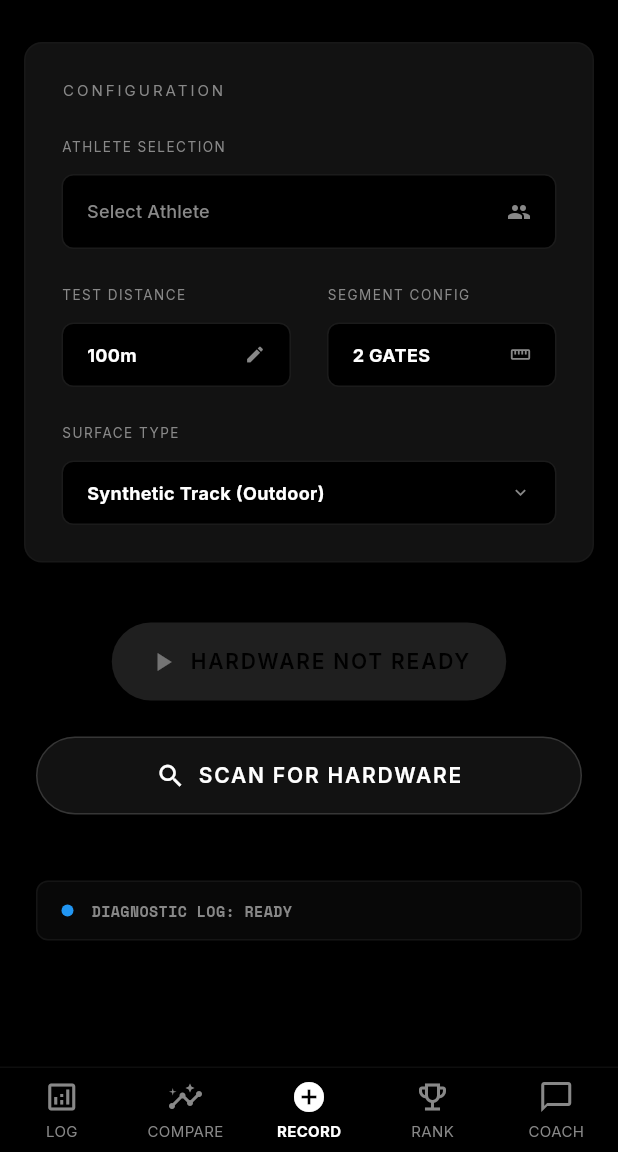
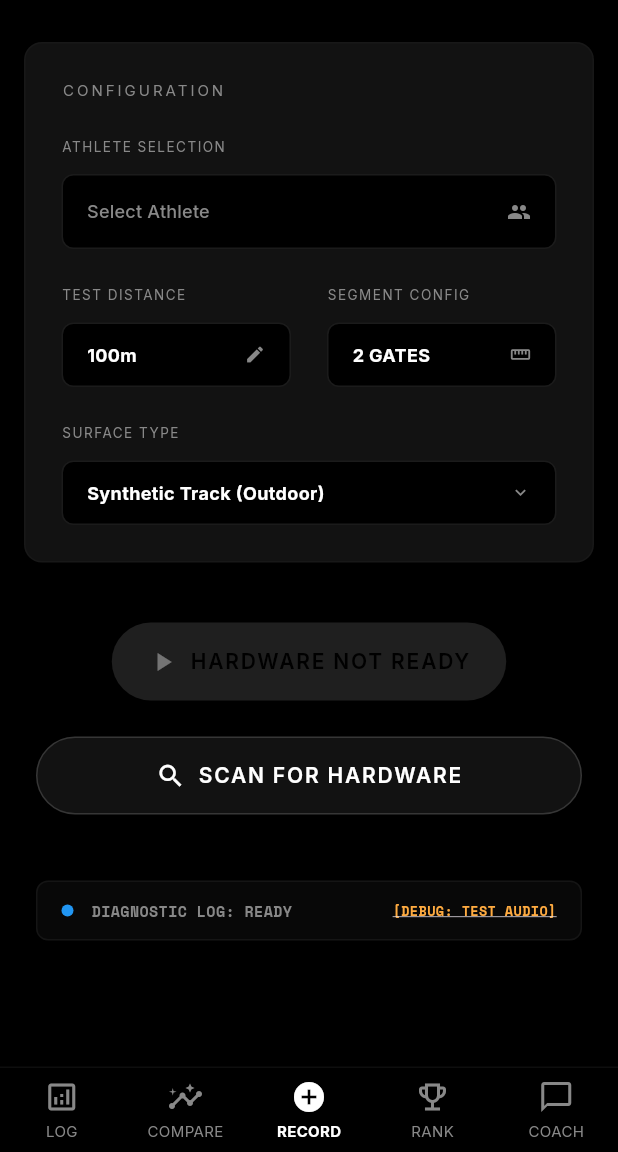
Before and after one commit to srs7b/track-timer-web, a Flutter app: the screen it shows after launch, item 3 of the bottom bar chosen, scrolled down 148 dp, on a phone screen of 412 x 824 dp, the part 84-1236 px from its top. Run offline on Flutter 3.47's test engine with Material 3 defaults, Android fonts, the phone set to English and light mode, and no system bars; our stand-ins replace audioplayers, fl_chart, flutter_blue_plus, flutter_markdown, google_fonts, google_generative_ai and 3 more; accounts and stored records are empty.

Commit message:
FEAT: Implement audio countdown (3-2-1-gunshot) and visual overlay on RecordScreen

```diff
--- a/lib/screens/chat_screen.dart
+++ b/lib/screens/chat_screen.dart
@@ -193,12 +193,12 @@ class _ChatScreenState extends State<ChatScreen> with SingleTickerProviderStateM
                 decoration: BoxDecoration(
                   shape: BoxShape.circle,
                   gradient: RadialGradient(colors: [
-                    VelocityColors.primary.withOpacity(0.4),
+                    Colors.white.withValues(alpha: 0.05),
                     Colors.transparent
                   ]),
                   boxShadow: [
                     BoxShadow(
-                      color: VelocityColors.primary.withOpacity(_isTyping ? 0.8 : 0.3),
+                      color: VelocityColors.primary.withValues(alpha: _isTyping ? 0.8 : 0.3),
                       blurRadius: _glowAnimation.value,
                       spreadRadius: _isTyping ? 10 : 2,
                     )
--- a/lib/screens/main_screen.dart
+++ b/lib/screens/main_screen.dart
@@ -36,7 +36,7 @@ class _MainScreenState extends State<MainScreen> {
         decoration: BoxDecoration(
           border: Border(
             top: BorderSide(
-              color: VelocityColors.textDim.withOpacity(0.1),
+              color: VelocityColors.textDim.withValues(alpha: 0.1),
               width: 1,
             ),
           ),
--- a/lib/screens/record_screen.dart
+++ b/lib/screens/record_screen.dart
@@ -1,6 +1,7 @@
 import 'dart:async';
 import 'package:flutter/material.dart';
 import 'package:flutter_blue_plus/flutter_blue_plus.dart';
+import 'package:audioplayers/audioplayers.dart';
 import '../services/database_service.dart';
 import '../models/user_model.dart';
 import '../models/run_model.dart';
@@ -20,6 +21,8 @@ class RecordScreen extends StatefulWidget {
 class _RecordScreenState extends State<RecordScreen> {
   final DatabaseService _db = DatabaseService();
   final BleService _bleService = BleService();
+  final AudioPlayer _audioPlayer = AudioPlayer();
+
   List<User> _users = [];
   User? _selectedUser;
   int _selectedDistance = 100;
@@ -31,6 +34,9 @@ class _RecordScreenState extends State<RecordScreen> {
   DateTime? _lastHeartbeat;
   bool _heartbeatPulse = false;
   int _hitCount = 0;
+
+  bool _isCountingDown = false;
+  int _countdownValue = 3;
 
   StreamSubscription? _connectionSub;
 
@@ -47,12 +53,18 @@ class _RecordScreenState extends State<RecordScreen> {
   void dispose() {
     _connectionSub?.cancel();
     _bleService.dispose();
+    _audioPlayer.dispose();
     super.dispose();
   }
 
   void _setupBleListeners() {
     _connectionSub = _bleService.connectionState.listen((state) {
-      if (mounted) setState(() => _connectionState = state);
+      if (mounted) {
+        setState(() => _connectionState = state);
+        if (state == BluetoothConnectionState.disconnected && _isCountingDown) {
+          setState(() => _isCountingDown = false);
+        }
+      }
     });
 
     _bleService.timingDataStream.listen((offsets) {
@@ -64,7 +76,12 @@ class _RecordScreenState extends State<RecordScreen> {
     });
 
     _bleService.deviceStatus.listen((status) {
-      if (mounted) setState(() => _deviceStatus = status);
+      if (mounted) {
+        setState(() => _deviceStatus = status);
+        if (status == BleDeviceStatus.disconnected && _isCountingDown) {
+          setState(() => _isCountingDown = false);
+        }
+      }
     });
 
     _bleService.heartbeatStream.listen((time) {
@@ -83,6 +100,43 @@ class _RecordScreenState extends State<RecordScreen> {
     _bleService.hitCount.listen((count) {
       if (mounted) setState(() => _hitCount = count);
     });
+  }
+
+  Future<void> _startCountdownSequence() async {
+    if (_isCountingDown) return;
+
+    setState(() {
+      _isCountingDown = true;
+      _countdownValue = 3;
+    });
+
+    for (int i = 3; i >= 1; i--) {
+      if (!_isCountingDown) return; // Sequence cancelled (e.g. disconnect)
+
+      setState(() => _countdownValue = i);
+      await _audioPlayer.play(AssetSource('audio/beep.mp3'));
+      await Future.delayed(const Duration(seconds: 1));
+    }
+
+    if (!_isCountingDown) return;
+
+    setState(() => _countdownValue = 0);
+    await _audioPlayer.play(AssetSource('audio/shot.mp3'));
+
+    // Trigger BLE Start immediately with the gunshot
+    await _bleService.sendStartCommand();
+
+    if (mounted) {
+      ScaffoldMessenger.of(context).showSnackBar(
+        const SnackBar(content: Text('START COMMAND SENT TO ARDUINO')),
+      );
+    }
+
+    // Brief delay to show "GO!" or just hide
+    await Future.delayed(const Duration(milliseconds: 500));
+    if (mounted) {
+      setState(() => _isCountingDown = false);
+    }
   }
 
   void _handleFinalTiming(List<int> offsets) {
@@ -368,18 +422,20 @@ class _RecordScreenState extends State<RecordScreen> {
       appBar: AppBar(
         title: Text('TRACK.TIME', style: VelocityTextStyles.technical.copyWith(color: VelocityColors.textBody, letterSpacing: 4)),
       ),
-      body: SingleChildScrollView(
-        padding: const EdgeInsets.symmetric(vertical: 24),
-        child: Column(
-          children: [
+      body: Stack(
+        children: [
+          SingleChildScrollView(
+            padding: const EdgeInsets.symmetric(vertical: 24),
+            child: Column(
+              children: [
             // Status Section
             Padding(
               padding: const EdgeInsets.symmetric(horizontal: 16),
               child: Row(
                 children: [
-                   Expanded(
+                  Expanded(
                     child: VelocityCard(
-                      borderColor: isConnected ? VelocityColors.primary.withOpacity(0.3) : null,
+                      borderColor: isConnected ? VelocityColors.primary.withValues(alpha: 0.3) : null,
                       glow: isConnected,
                       child: Column(
                         crossAxisAlignment: CrossAxisAlignment.start,
@@ -402,7 +458,7 @@ class _RecordScreenState extends State<RecordScreen> {
                     child: InkWell(
                       onTap: isConnected ? () => _bleService.disconnect() : null,
                       child: VelocityCard(
-                        borderColor: isConnected ? Colors.redAccent.withOpacity(0.3) : null,
+                        borderColor: isConnected ? Colors.redAccent.withValues(alpha: 0.3) : null,
                         child: Column(
                           crossAxisAlignment: CrossAxisAlignment.start,
                           children: [
@@ -432,7 +488,7 @@ class _RecordScreenState extends State<RecordScreen> {
                 decoration: BoxDecoration(
                   color: VelocityColors.surfaceLight,
                   borderRadius: BorderRadius.circular(12),
-                  border: Border.all(color: VelocityColors.textDim.withOpacity(0.05)),
+                  border: Border.all(color: VelocityColors.textDim.withValues(alpha: 0.05)),
                 ),
                 child: Column(
                   crossAxisAlignment: CrossAxisAlignment.start,
@@ -491,16 +547,13 @@ class _RecordScreenState extends State<RecordScreen> {
             Padding(
               padding: const EdgeInsets.symmetric(horizontal: 16),
               child: VelocityButton(
-                label: _deviceStatus == BleDeviceStatus.ready ? 'START SESSION' : 'HARDWARE NOT READY',
-                onPressed: _deviceStatus == BleDeviceStatus.ready ? () async {
-                  await _bleService.sendStartCommand();
-                  if (mounted) {
-                    ScaffoldMessenger.of(context).showSnackBar(
-                      const SnackBar(content: Text('START COMMAND SENT TO ARDUINO')),
-                    );
-                  }
-                } : null,
-                icon: Icons.play_arrow,
+                label: _isCountingDown
+                  ? 'GET READY...'
+                  : (_deviceStatus == BleDeviceStatus.ready ? 'START SESSION' : 'HARDWARE NOT READY'),
+                onPressed: (_deviceStatus == BleDeviceStatus.ready && !_isCountingDown)
+                  ? _startCountdownSequence
+                  : null,
+                icon: _isCountingDown ? Icons.timer : Icons.play_arrow,
               ),
             ),
 
@@ -533,9 +586,9 @@ class _RecordScreenState extends State<RecordScreen> {
                 width: double.infinity,
                 padding: const EdgeInsets.symmetric(horizontal: 16, vertical: 12),
                 decoration: BoxDecoration(
-                  color: Colors.white.withOpacity(0.03),
+                  color: Colors.white.withValues(alpha: 0.03),
                   borderRadius: BorderRadius.circular(8),
-                  border: Border.all(color: VelocityColors.textDim.withOpacity(0.1)),
+                  border: Border.all(color: VelocityColors.textDim.withValues(alpha: 0.1)),
                 ),
                 child: Row(
                   children: [
@@ -548,7 +601,7 @@ class _RecordScreenState extends State<RecordScreen> {
                           : (_deviceStatus == BleDeviceStatus.ready ? (_heartbeatPulse ? VelocityColors.primary : Colors.green) : Colors.blue),
                         shape: BoxShape.circle,
                         boxShadow: _heartbeatPulse ? [
-                          BoxShadow(color: VelocityColors.primary.withOpacity(0.5), blurRadius: 8, spreadRadius: 2)
+                          BoxShadow(color: VelocityColors.primary.withValues(alpha: 0.5), blurRadius: 8, spreadRadius: 2)
                         ] : null,
                       ),
                     ),
@@ -576,12 +629,24 @@ class _RecordScreenState extends State<RecordScreen> {
                                     ),
                                   ),
                                 ),
+                              const SizedBox(width: 12),
+                              InkWell(
+                                onTap: _startCountdownSequence,
+                                child: Text(
+                                  "[DEBUG: TEST AUDIO]",
+                                  style: VelocityTextStyles.technical.copyWith(
+                                    fontSize: 9,
+                                    color: Colors.orangeAccent,
+                                    decoration: TextDecoration.underline,
+                                  ),
+                                ),
+                              ),
                             ],
                           ),
                           if (_lastHeartbeat != null)
                             Text(
                               "LAST LIVE PING: ${_lastHeartbeat!.hour}:${_lastHeartbeat!.minute.toString().padLeft(2, '0')}:${_lastHeartbeat!.second.toString().padLeft(2, '0')}",
-                              style: VelocityTextStyles.technical.copyWith(fontSize: 8, color: VelocityColors.primary.withOpacity(0.5)),
+                              style: VelocityTextStyles.technical.copyWith(fontSize: 8, color: VelocityColors.primary.withValues(alpha: 0.5)),
                             ),
                         ],
                       ),
@@ -595,7 +660,38 @@ class _RecordScreenState extends State<RecordScreen> {
           ],
         ),
       ),
-    );
+      if (_isCountingDown)
+        Container(
+          color: Colors.black.withValues(alpha: 0.8),
+          child: Center(
+            child: Column(
+              mainAxisAlignment: MainAxisAlignment.center,
+              children: [
+                AnimatedSwitcher(
+                  duration: const Duration(milliseconds: 300),
+                  transitionBuilder: (child, animation) => ScaleTransition(scale: animation, child: child),
+                  child: Text(
+                    _countdownValue == 0 ? 'GO!' : '$_countdownValue',
+                    key: ValueKey(_countdownValue),
+                    style: VelocityTextStyles.heading.copyWith(
+                      fontSize: 120,
+                      color: _countdownValue == 0 ? VelocityColors.primary : Colors.white,
+                      fontWeight: FontWeight.w900,
+                    ),
+                  ),
+                ),
+                const SizedBox(height: 24),
+                Text(
+                  'GET STEADY',
+                  style: VelocityTextStyles.technical.copyWith(color: VelocityColors.textDim, letterSpacing: 4),
+                ),
+              ],
+            ),
+          ),
+        ),
+    ],
+  ),
+);
   }
 
   Widget _buildConfigLabel(String label) {
@@ -614,7 +710,7 @@ class _RecordScreenState extends State<RecordScreen> {
         decoration: BoxDecoration(
           color: VelocityColors.black,
           borderRadius: BorderRadius.circular(8),
-          border: Border.all(color: VelocityColors.textDim.withOpacity(0.2)),
+          border: Border.all(color: VelocityColors.textDim.withValues(alpha: 0.2)),
         ),
         child: Row(
           mainAxisAlignment: MainAxisAlignment.spaceBetween,
@@ -633,7 +729,7 @@ class _RecordScreenState extends State<RecordScreen> {
       decoration: BoxDecoration(
         color: VelocityColors.black,
         borderRadius: BorderRadius.circular(8),
-        border: Border.all(color: VelocityColors.textDim.withOpacity(0.2)),
+        border: Border.all(color: VelocityColors.textDim.withValues(alpha: 0.2)),
       ),
       child: DropdownButtonHideUnderline(
         child: DropdownButton<T>(
```
Also changed, not shown: pubspec.yaml (+4 -3 lines), pubspec.lock, 7 other files.
